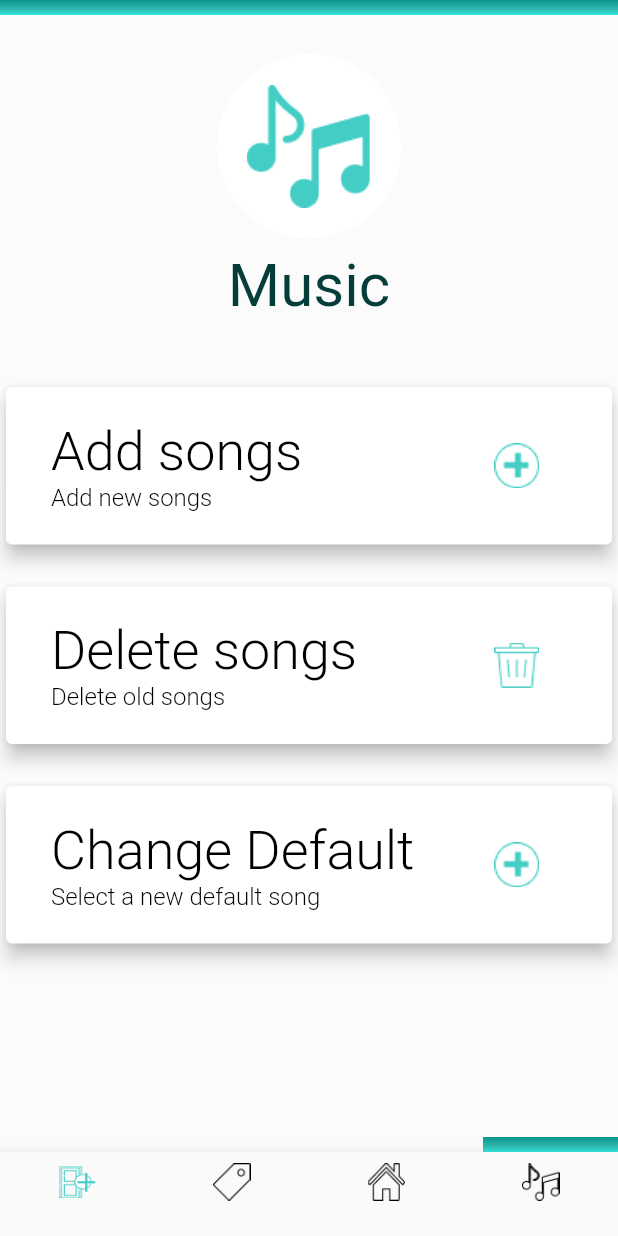
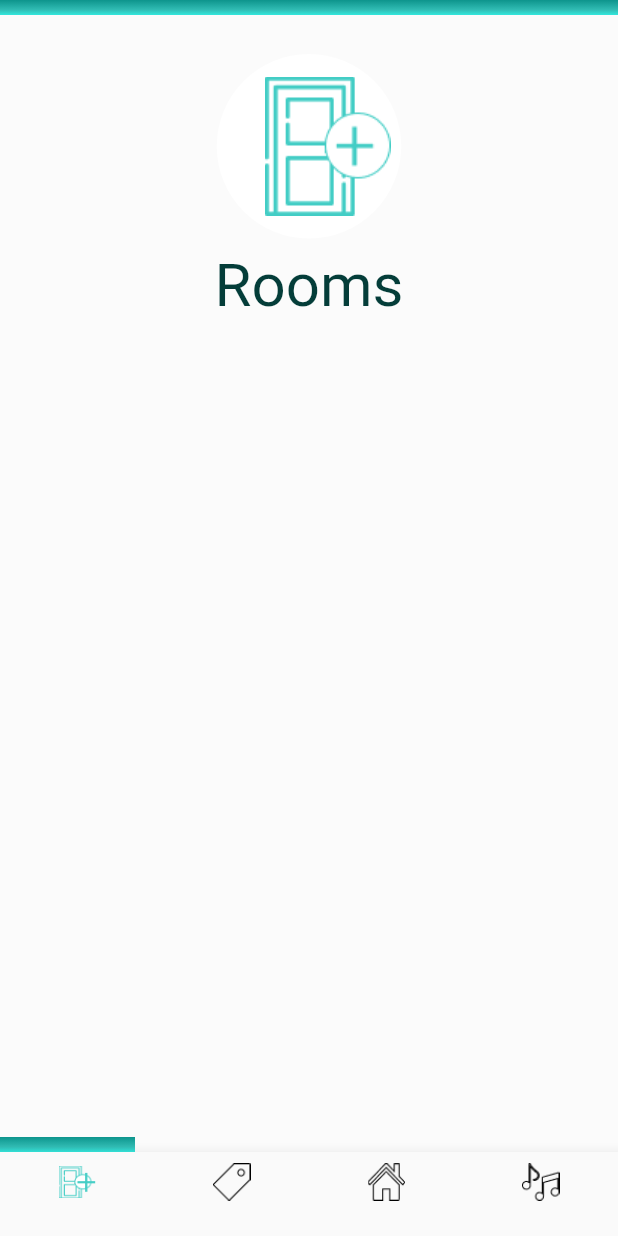
Before and after one commit to slipiduche/systemAPP, a Flutter app: the screen it shows after launch, on a phone screen of 412 x 824 dp. Run offline on Flutter 3.47's test engine with Material 2 defaults, Android fonts, the light colour scheme and no system bars; our stand-ins replace shared_preferences; missing offline and left inert: shared_preferences_web.

Commit message:
room page

```diff
--- a/lib/main.dart
+++ b/lib/main.dart
@@ -16,7 +16,7 @@ class MyApp extends StatelessWidget {
       theme: ThemeData(fontFamily:'Roboto'),
       debugShowCheckedModeBanner: false,
       title: 'Material App',
-      initialRoute: 'musicPage',
+      initialRoute: 'roomsPage',
       routes: getAppRoutes(),
       onGenerateRoute: (RouteSettings settings) {
         print('ruta llamada ${settings.name}');
--- a/lib/src/icons/icons.dart
+++ b/lib/src/icons/icons.dart
@@ -42,10 +42,15 @@ Widget musicBarIconS(double size) {
 }
 
 Widget roomIcon(double size) {
-  return Image(
-    image: AssetImage('assets/rooms.png'),
-    width: size,
-    height: size,
+  return Row(
+    children: [
+      SizedBox(width: 25.0,),
+      Image(
+        image: AssetImage('assets/rooms.png'),
+        width: size,
+        height: size,
+      ),
+    ],
   );
 }
 
@@ -104,3 +109,10 @@ Widget deleteIcon(double size, Color color) {
       height: size,
       color: color);
 }
+Widget editIcon(double size, Color color) {
+  return Image(
+      image: AssetImage('assets/edit.png'),
+      width: size,
+      height: size,
+      color: color);
+}
--- /dev/null
+++ b/lib/src/pages/rooms_page.dart
@@ -0,0 +1,72 @@
+import 'package:flutter/material.dart';
+import 'package:systemAPP/constants.dart';
+import 'package:systemAPP/src/icons/icons.dart';
+import 'package:systemAPP/src/widgets/widgets.dart';
+
+class RoomsPage extends StatefulWidget {
+  RoomsPage({Key key}) : super(key: key);
+
+  @override
+  _RoomsPageState createState() => _RoomsPageState();
+}
+
+class _RoomsPageState extends State<RoomsPage> {
+  @override
+  Widget build(BuildContext context) {
+    return SafeArea(
+      child: Scaffold(
+
+        body: Container(
+          color: colorBackGround,
+          child: Column(
+            children: [
+              Container(
+                  height: 10.0,
+                  width: double.infinity,
+                  decoration: BoxDecoration(
+                    gradient: gradiente,
+                  )),
+              SizedBox(height: 26.0),
+              Container(
+                height: 123,
+                width: 123,
+                decoration: BoxDecoration(
+                    color: Colors.white,
+                    borderRadius: BorderRadius.circular(100.0)),
+                child: roomIcon(98.0),
+              ),
+              SizedBox(height: 8.0),
+              Text(
+                'Rooms',
+                style: TextStyle(
+                  color: colorVN,
+                  fontSize: 40.0,
+                  fontWeight: FontWeight.w400
+                ),
+              ),
+              SizedBox(height: 40.0),
+
+
+              Expanded(child: Container(
+                child: SingleChildScrollView(
+                  child: Column(
+                    children: [
+
+                    ],
+                  ),
+
+                ),
+              )),
+              gradientBar2(0),
+            ],
+
+          ),
+        ),
+        bottomNavigationBar: BotomBar(),
+      ),
+    );
+
+  }
+
+
+}
--- a/lib/src/routes/routes.dart
+++ b/lib/src/routes/routes.dart
@@ -2,12 +2,16 @@ import 'package:flutter/material.dart';
 import 'package:systemAPP/src/pages/home_page.dart';
 import 'package:systemAPP/src/pages/iniciando_page.dart';
 import 'package:systemAPP/src/pages/music_page.dart';
+import 'package:systemAPP/src/pages/rooms_page.dart';
+import 'package:systemAPP/src/pages/tags_page.dart';
 Map<String, WidgetBuilder> getAppRoutes() {
   return <String, WidgetBuilder>{
     'iniciandoPage': (BuildContext context) => IniciandoPage(),
 
     'homePage': (BuildContext context) => HomePage(),
     'musicPage': (BuildContext context) => MusicPage(),
+    'tagPage': (BuildContext context) => TagsPage(),
+    'roomsPage': (BuildContext context) => RoomsPage(),
 
   };
 }
```
Also changed, not shown: lib/src/pages/tags_page.dart (added, +66 -0 lines).
